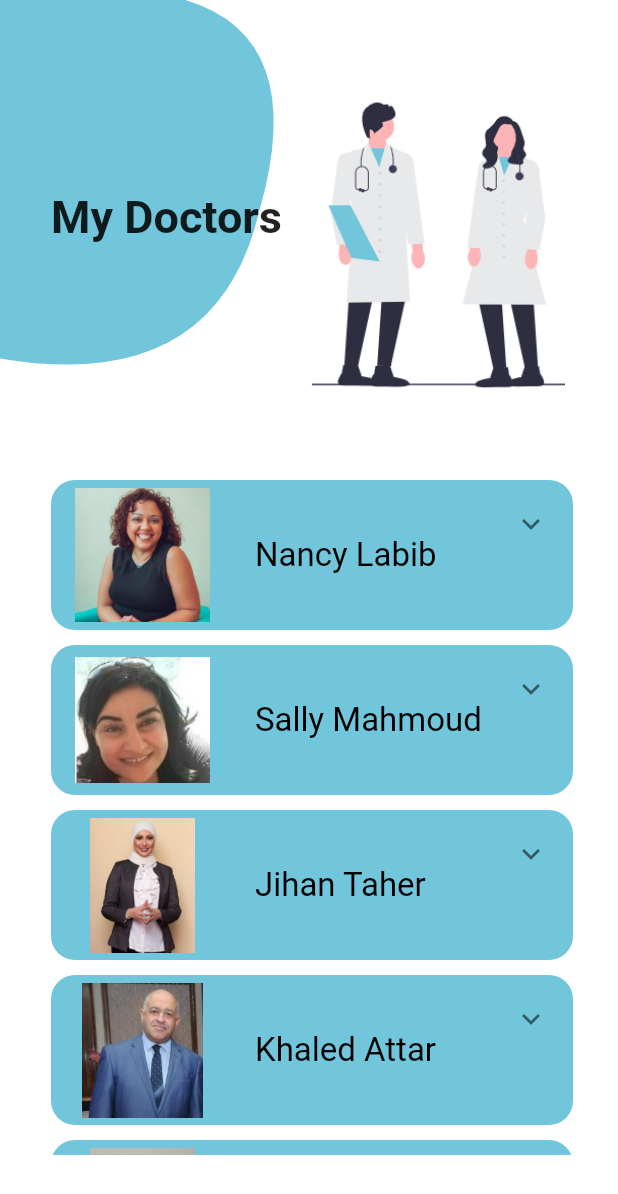
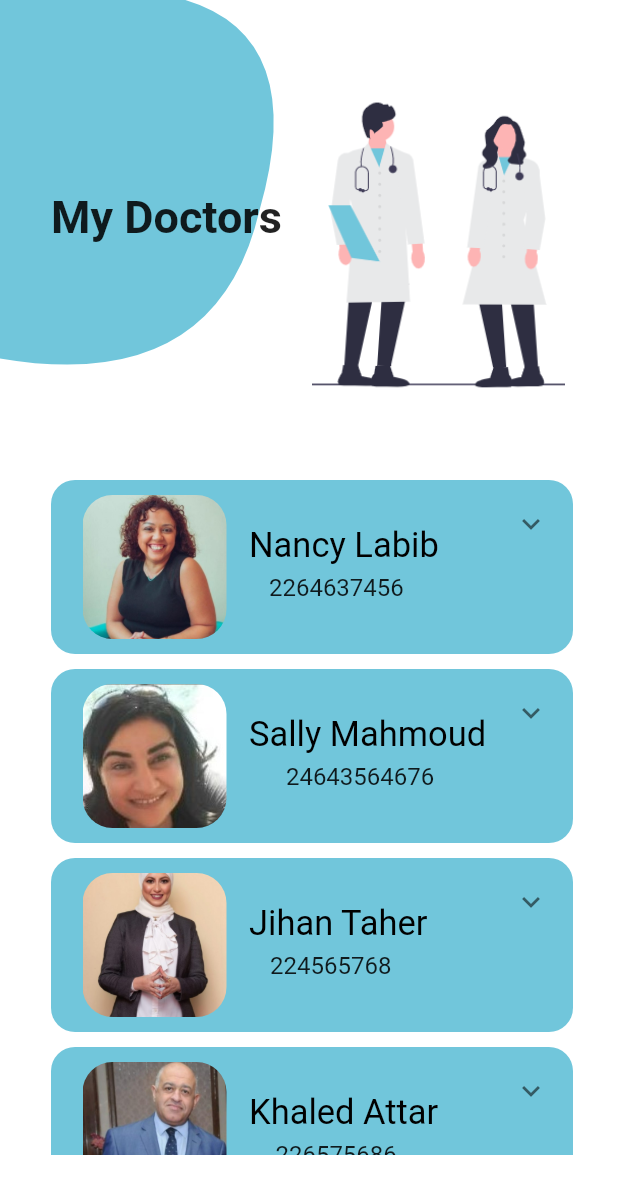
Before and after one commit to Nadineh-dev/Autikid_application, a Flutter app: the MyDoctorsScreen screen opened directly, on a phone screen of 412 x 824 dp. Shown: the top 1194 px of the screen. Run offline on Flutter 3.47's test engine with Material 2 defaults, Android fonts, the phone set to English and light mode, and no system bars; our stand-ins replace animated_splash_screen, bloc, carousel_slider, chat_bubbles, conditional_builder_null_safety, dio and 3 more; missing offline and left inert: dialogflow_grpc; accounts and stored records are empty; project files that could hold a hidden picture were left out.

Commit message:
category screen commit 2

```diff
--- a/lib/screens/mydoctors_screen.dart
+++ b/lib/screens/mydoctors_screen.dart
@@ -1,6 +1,5 @@
 import 'package:flutter/material.dart';
 import 'package:project2/constants/colors.dart';
-
 
 class MyDoctorsScreen extends StatelessWidget {
   const MyDoctorsScreen({Key? key}) : super(key: key);
@@ -119,18 +118,20 @@ class MyDoctorsScreen extends StatelessWidget {
                           child: Column(
                             children: <Widget>[
                               myExpansionTile(
+
                                   doctorsName: "Nancy Labib",
                                   doctorsPhone: "2264637456",
                                   doctorsEducation:
                                       "Bachelor of Medicine and Surgery, Kasr Al-Aini School of Medicine, Cairo University, Egypt & Master Degree of Neuropsychiatry, Ain Shams University, Egypt",
                                   doctorsAbout:
-                                      "Dr. Nancy Labib studied neuropsychiatry at Ain Shams University after obtaining her Bachelors from the Faculty of Medicine, Kasr Al Aini. Dr. Labib is an expert in child and adolescent therapy utilizing different techniques that best suit the needs of each case. She also offers family and couple counseling. At present, Dr. Labib is a specialist of Neuropsychiatry at MUST University, and is a member of different prestigious societies such as: PHASE (Psychological Health Awareness Society in Egypt), the Egyptian Psychiatric Association and the Egyptian Association of Group Therapy.",
+                                      "Dr. Nancy Labib studied neuropsychiatry at Ain Shams University after obtaining her Bachelors from the Faculty of Medicine, Kasr Al Aini. Dr. Labib is an expert in child and adolescent therapy utilizing different techniques that best suit the needs of each case.",
                                   doctorsAddress:
                                       "Speak Clinic, Nyoum medical hub ,in front of police Academy, first settlement,second floor",
                                   imageName:
                                       "photo_2023-05-03_16-19-42 (2).jpg"),
                               const SizedBox(height: 10),
                               myExpansionTile(
+
                                   doctorsName: "Sally Mahmoud",
                                   doctorsPhone: "24643564676",
                                   doctorsEducation:
@@ -143,6 +144,7 @@ class MyDoctorsScreen extends StatelessWidget {
                                       "photo_2023-05-03_16-19-41 (2).jpg"),
                               const SizedBox(height: 10),
                               myExpansionTile(
+
                                   doctorsName: "Jihan Taher",
                                   doctorsPhone: "224565768",
                                   doctorsEducation:
@@ -157,6 +159,7 @@ class MyDoctorsScreen extends StatelessWidget {
                                 height: 10,
                               ),
                               myExpansionTile(
+
                                   doctorsName: "Khaled Attar",
                                   doctorsPhone: "226575686",
                                   doctorsEducation:
@@ -170,11 +173,15 @@ class MyDoctorsScreen extends StatelessWidget {
                                 height: 10,
                               ),
                               myExpansionTile(
+
                                   doctorsName: "Emad Soliman",
                                   doctorsPhone: "224354567",
-                                  doctorsEducation: "Master of Psychology and Neurology, Cairo University, Egypt.",
-                                  doctorsAbout: "Dr. Emad is a consultant Psychiatrist and holds the Arab Board in Psychiatry and a Masters in Psychiatry and Neurosurgery. He has a special interest in autism spectrum, hyperactivity, attention deficit and learning difficulties. Dr. Emad is specialized in children, elderly, marital counseling, addiction and various forms of addiction.",
-                                  doctorsAddress: "Clinic: Dr. Emad Shokry Soliman Clinic St. from Abbas El Akkad corner of Egypt Air in front of",
+                                  doctorsEducation:
+                                      "Master of Psychology and Neurology, Cairo University, Egypt.",
+                                  doctorsAbout:
+                                      "Dr. Emad is a consultant Psychiatrist and holds the Arab Board in Psychiatry and a Masters in Psychiatry and Neurosurgery. He has a special interest in autism spectrum, hyperactivity, attention deficit and learning difficulties. Dr. Emad is specialized in children, elderly, marital counseling, addiction and various forms of addiction.",
+                                  doctorsAddress:
+                                      "Clinic: Dr. Emad Shokry Soliman Clinic St. from Abbas El Akkad corner of Egypt Air in front of",
                                   imageName: "photo_2023-05-03_16-19-42.jpg")
                             ],
                           ),
@@ -192,6 +199,7 @@ class MyDoctorsScreen extends StatelessWidget {
   }
 }
 
+final borderRadius = BorderRadius.circular(20);
 Container myExpansionTile({
   required String? doctorsName,
   required String? doctorsPhone,
@@ -199,6 +207,7 @@ Container myExpansionTile({
   required String? doctorsAbout,
   required String? doctorsAddress,
   required String? imageName,
+
 }) {
   return Container(
     decoration: const BoxDecoration(
@@ -210,17 +219,32 @@ Container myExpansionTile({
       backgroundColor: MyColors.myblue,
       title: Row(
         children: [
-          Image.asset(
-            "assets/images/doctors/$imageName",
-            height: 90,
-            width: 90,
+          Container(
+            padding: EdgeInsets.all(5), // Border width
+            decoration: BoxDecoration(borderRadius: borderRadius),
+            child: ClipRRect(
+              borderRadius: borderRadius,
+              child: SizedBox.fromSize(
+                size: Size.fromRadius(48), // Image radius
+                child: Image.asset('assets/images/doctors/$imageName',
+                    fit: BoxFit.cover),
+              ),
+            ),
           ),
-          Padding(
-            padding: const EdgeInsets.only(left: 30),
-            child: Text(
-              "$doctorsName",
-              style: TextStyle(fontSize: 22, color: Colors.black),
-            ),
+          Column(mainAxisAlignment: MainAxisAlignment.start,
+            children: [
+              Padding(
+                padding: const EdgeInsets.only(left: 10),
+                child: Text(
+                  "$doctorsName",
+                  style: TextStyle(fontSize: 23, color: Colors.black),
+                ),
+              ),
+              Padding(
+                padding: const EdgeInsets.all(5),
+                child: Text("$doctorsPhone"),
+              )
+            ],
           )
         ],
       ),
```
Also changed, not shown: lib/screens/face_detecion_screen.dart (+5 -5 lines), lib/screens/myguide_screen.dart (+5 -5 lines).
